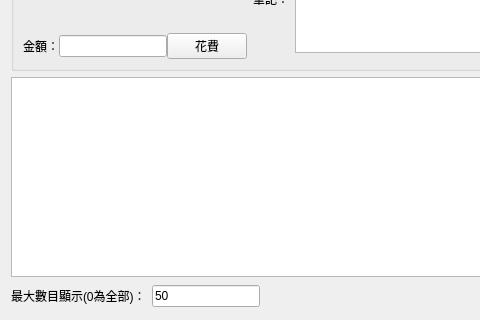
This is expensetab.ui in coolshou/accountbook as Qt 5 draws it before an edit; both pictures show x 0 to 480 and y 162 to 482 of the 797 by 482 pixel window. The edited form follows.
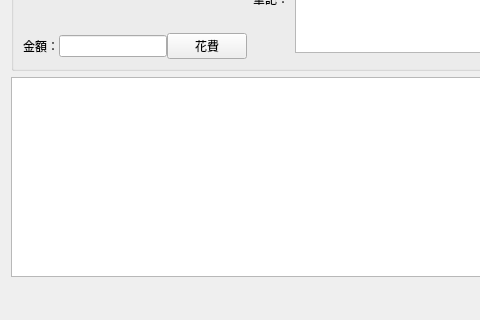
This is the edited form. Icons and pictures are not drawn.

Patch:
```diff
--- a/expensetab.ui
+++ b/expensetab.ui
@@ -202,26 +202,6 @@
      <property name="sizeConstraint">
       <enum>QLayout::SetFixedSize</enum>
      </property>
-     <item>
-      <widget class="QLabel" name="maxShowNumLabel">
-       <property name="text">
-        <string>最大數目顯示(0為全部)：</string>
-       </property>
-      </widget>
-     </item>
-     <item>
-      <widget class="QLineEdit" name="maxShowNumlineEdit">
-       <property name="sizePolicy">
-        <sizepolicy hsizetype="Fixed" vsizetype="Fixed">
-         <horstretch>0</horstretch>
-         <verstretch>0</verstretch>
-        </sizepolicy>
-       </property>
-       <property name="text">
-        <string>50</string>
-       </property>
-      </widget>
-     </item>
      <item>
       <spacer name="horizontalSpacer">
        <property name="orientation">
```
Left out of the diff: 2 changed lines with no effect on the pictures.
